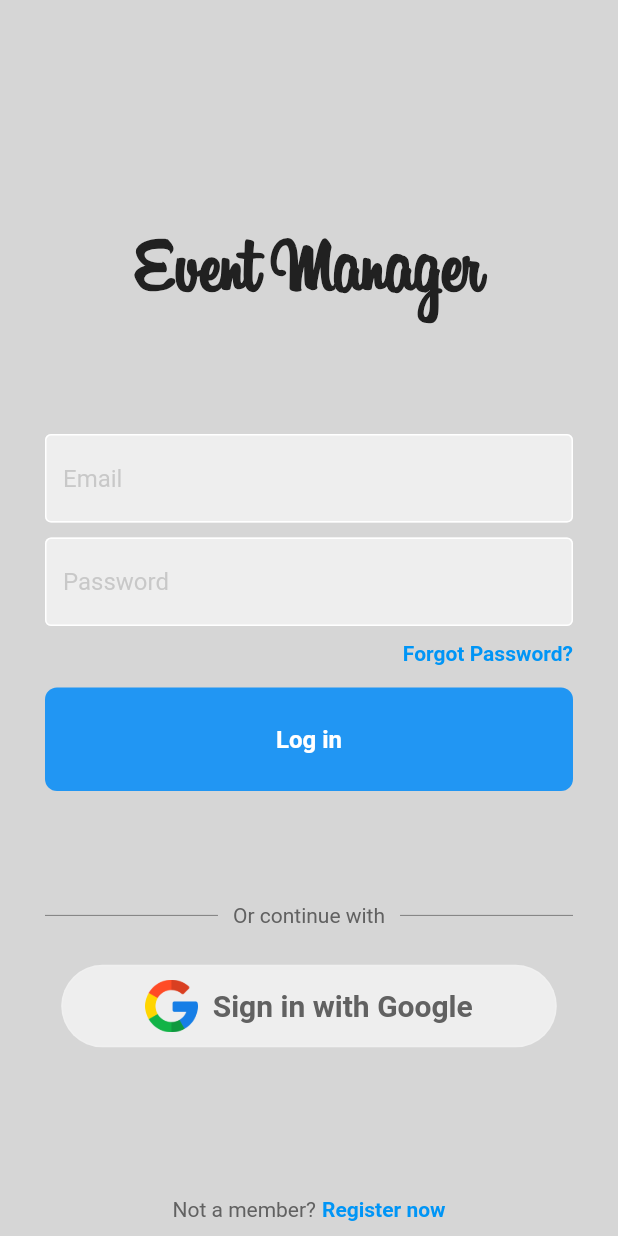
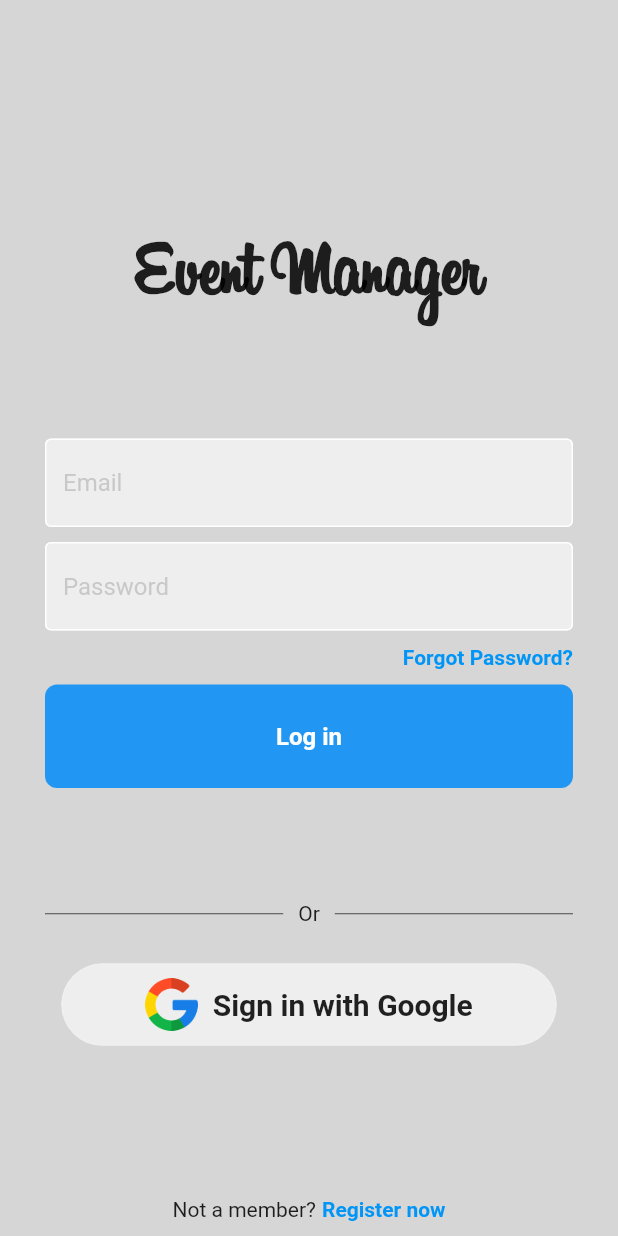
Before and after one commit to alexandrutm/EventManager, a Flutter app: the screen it shows after launch, on a phone screen of 412 x 824 dp. Run offline on Flutter 3.47's test engine with Material 2 defaults, Android fonts, the phone set to English and light mode, and no system bars; our stand-ins replace cloud_firestore, firebase_auth, firebase_core, firebase_storage, flutter_svg, google_sign_in and 2 more; accounts and stored records are empty; project files that could hold a hidden picture were left out.

Commit message:
login page done

```diff
--- a/eventmanager/lib/components/TextFieldInput.dart
+++ b/eventmanager/lib/components/TextFieldInput.dart
@@ -20,6 +20,7 @@ class TextFieldInput extends StatelessWidget {
     return Padding(
       padding: const EdgeInsets.symmetric(horizontal: 25.0),
       child: TextField(
+        style: const TextStyle(color: primaryColor),
         controller: textEditingController,
         obscureText: obscureText,
         keyboardType: textInputType,
--- a/eventmanager/lib/pages/login_page.dart
+++ b/eventmanager/lib/pages/login_page.dart
@@ -77,18 +77,18 @@ class _LoginScreenState extends State<LoginScreen> {
           child: Column(
             crossAxisAlignment: CrossAxisAlignment.center,
             children: [
-              Flexible(child: Container(), flex: 2),
+              Flexible(flex: 2, child: Container()),
 
-              Text(
+              const Text(
                 'Event Manager',
                 style: TextStyle(
                     fontFamily: 'Billabong',
-                    color: Colors.grey[900],
+                    color: primaryColor,
                     fontSize: 52,
                     fontWeight: FontWeight.bold),
               ),
 
-              Flexible(child: Container(), flex: 1),
+              Flexible(flex: 1, child: Container()),
 
               // email textfield
               TextFieldInput(
@@ -138,7 +138,7 @@ class _LoginScreenState extends State<LoginScreen> {
                 ),
               ),
 
-              const SizedBox(height: 15),
+              const SizedBox(height: 10),
 
               MyButton(onTap: loginUser, text: "Log in", isLoading: _isLoading),
 
@@ -157,7 +157,7 @@ class _LoginScreenState extends State<LoginScreen> {
                     Padding(
                       padding: EdgeInsets.symmetric(horizontal: 10.0),
                       child: Text(
-                        'Or continue with',
+                        'Or',
                         style: TextStyle(color: primaryColor),
                       ),
                     ),
@@ -248,7 +248,6 @@ class _LoginScreenState extends State<LoginScreen> {
                         ),
                       ),
               ),
-
               Flexible(child: Container(), flex: 1),
               const SizedBox(height: 25),
               // not a member? register now
--- a/eventmanager/lib/utils/colors.dart
+++ b/eventmanager/lib/utils/colors.dart
@@ -2,10 +2,10 @@ import 'package:flutter/material.dart';
 
 const mobileBackgroundColor = Color.fromARGB(255, 214, 214, 214);
 const webBackgroundColor = Color.fromARGB(255, 214, 214, 214);
-const focusedBorderColor = Color.fromARGB(255, 74, 7, 242);
+const focusedBorderColor = Color.fromRGBO(0, 149, 246, 1);
 const mobileSearchColor = Color.fromARGB(255, 203, 188, 188);
 const blueLinkColor = Color.fromRGBO(0, 149, 246, 1);
-const primaryColor = Color.fromRGBO(97, 97, 97, 1);
+const primaryColor = Colors.black87;
 const secondaryColor = Colors.grey;
 const greyShadeTextColor = Color.fromARGB(120, 158, 158, 158);
 const fillColor = Color.fromRGBO(238, 238, 238, 1);
```
